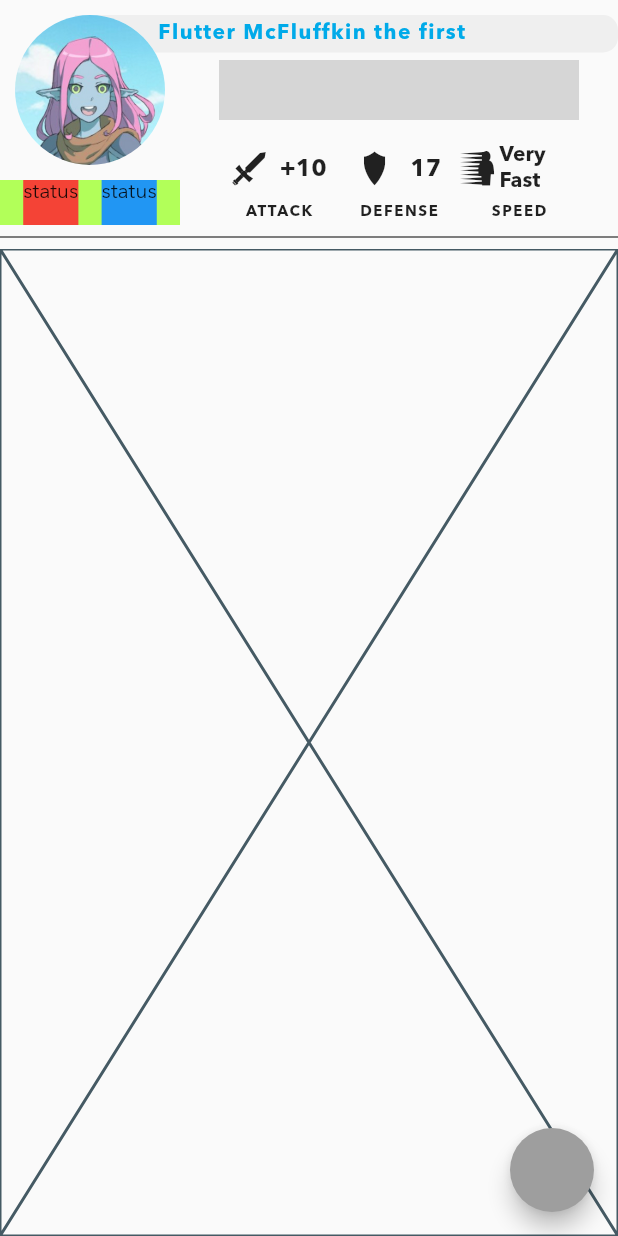
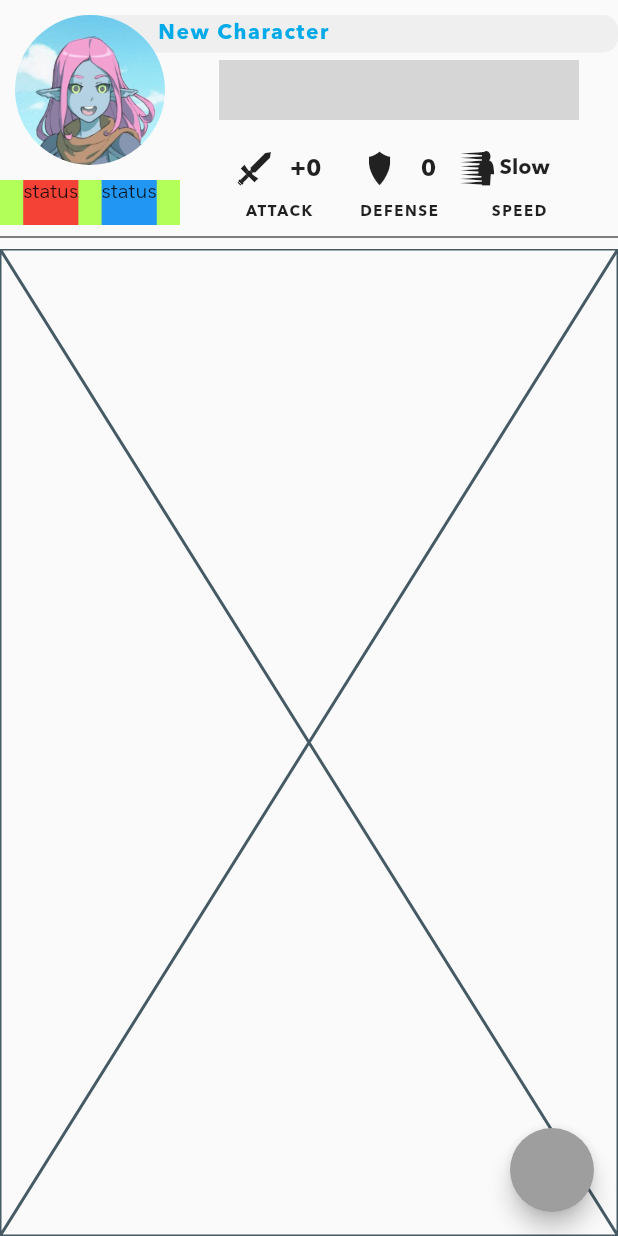
Before and after one commit to alecpstan/breakmobile2, a Flutter app: the screen it shows once a user with an empty profile is signed in, swiped to page 2, on a phone screen of 412 x 824 dp. Run offline on Flutter 3.47's test engine with Material 2 defaults, Android fonts, the phone set to English and light mode, and no system bars; drawn by our look-alikes of auto_size_text; our stand-ins replace supabase_flutter; missing offline and left inert: flutter_pannable_rating_bar; accounts and stored records are empty; network calls fail; grey boxes are pictures that could not be loaded.

Commit message:
provider working, global chatacterData no longer in use

```diff
--- a/analysis_options.yaml
+++ b/analysis_options.yaml
@@ -8,6 +8,10 @@
 # The following line activates a set of recommended lints for Flutter apps,
 # packages, and plugins designed to encourage good coding practices.
 include: package:flutter_lints/flutter.yaml
+
+analyzer:
+  plugins:
+    - custom_lint
 
 linter:
   # The lint rules applied to this project can be customized in the
--- a/lib/models/ability_models.dart
+++ b/lib/models/ability_models.dart
@@ -1,6 +1,4 @@
 // Class holding a list of abilities
-import 'dart:convert';
-import 'dart:ffi';
 
 class AbilityList {
   List<Ability> _abilities = [];
@@ -23,16 +21,19 @@ class AbilityList {
   //Add ability to ability list
   addAbility(Ability ability) {
     abilities.add(ability);
+    //notifyListeners();
   }
 
   // Remove ability form ability list by name
   removeAbility(String abilityName) {
     abilities.removeWhere((element) => element.title == abilityName);
+    //notifyListeners();
   }
 
   // Remove ability form ability list by index
   removeAbilityByIndex(int index) {
     abilities.removeAt(index);
+    //notifyListeners();
   }
 }
 
--- /dev/null
+++ b/lib/models/character_data.dart
@@ -0,0 +1,59 @@
+import 'package:breakmobile2/models/ability_models.dart';
+import 'package:breakmobile2/models/primary_stat_models.dart';
+import '../data/data_processing.dart';
+import 'package:flutter/material.dart';
+
+//CharacterData characterData = CharacterData();
+
+// Class to hold and manage character data
+class CharacterData extends ChangeNotifier {
+  late String _name;
+  late int _level;
+
+  AbilityList _abilityList = AbilityList();
+  PrimaryStats _primaryStats = PrimaryStats();
+
+  //Constructor
+  CharacterData({String name = 'New Character', int level = 1}) {
+    _name = name;
+    _level = level;
+  }
+
+  // Getters
+  String get name => _name;
+  set name(String name) {
+    _name = name;
+    notifyListeners();
+  }
+
+  int get level => _level;
+  void incrementLevel() {
+    _level++;
+    notifyListeners();
+  }
+
+  void decrementLevel() {
+    _level--;
+    notifyListeners();
+  }
+
+  AbilityList get abilityList => _abilityList;
+  PrimaryStats get primaryStats => _primaryStats;
+
+  //setters with notifier
+  set abilityList(AbilityList abilityList) {
+    _abilityList = abilityList;
+    //notifyListeners();
+  }
+
+  set primaryStats(PrimaryStats primaryStats) {
+    _primaryStats = primaryStats;
+    //notifyListeners();
+  }
+
+  Future<void> getInitialData() async {
+
+    _primaryStats = await getPrimaryData();
+    _abilityList = await getAbilityList();
+  }
+}
--- /dev/null
+++ b/lib/models/primary_stat_models.dart
@@ -0,0 +1,125 @@
+import 'package:flutter/material.dart';
+
+// class to hold combat stat values
+class PrimaryStats extends ChangeNotifier {
+  late int _attackBonus;
+  late int _defense;
+  late int _heartsTotal;
+  late int _heartsRemaining;
+  late Speed _speed;
+
+  //Constructor
+  PrimaryStats({
+    int attackBonus = 0,
+    int defense = 0,
+    int heartsTotal = 5,
+    int heartsRemaining = 10,
+    Speed speed = Speed.slow,
+  }) {
+    _attackBonus = attackBonus;
+    _defense = defense;
+    _heartsTotal = heartsTotal;
+    _heartsRemaining = heartsRemaining;
+    _speed = speed;
+  }
+
+  //Getters
+  int get attackBonus => _attackBonus;
+  int get defense => _defense;
+  int get heartsTotal => _heartsTotal;
+  int get heartsRemaining => _heartsRemaining;
+  Speed get speed => _speed;
+
+  //Setters with change notifiers
+  set attackBonus(int attackBonus) {
+    _attackBonus = attackBonus;
+    notifyListeners();
+  }
+
+  set defense(int defense) {
+    _defense = defense;
+    notifyListeners();
+  }
+
+  set heartsTotal(int heartsTotal) {
+    _heartsTotal = heartsTotal;
+    notifyListeners();
+  }
+
+  set heartsRemaining(int heartsRemaining) {
+    _heartsRemaining = heartsRemaining;
+    notifyListeners();
+  }
+
+  set speed(Speed speed) {
+    _speed = speed;
+    notifyListeners();
+  }
+
+  set speedByIndex(int index) {
+    _speed = Speed.values[index];
+    notifyListeners();
+  }
+
+  void incrementSpeed() {
+    _speed = _speed.increment();
+    notifyListeners();
+  }
+
+  void decrementSpeed() {
+    _speed = _speed.decrement();
+    notifyListeners();
+  }
+
+  // Methods
+  // Take damage, minimum 0 hearts
+  void takeDamage(int damage) {
+    _heartsRemaining = (_heartsRemaining - damage).clamp(0, _heartsTotal);
+    notifyListeners();
+  }
+
+  //Heal damage, maximum _heartsTotal
+  void healDamage(int damage) {
+    _heartsRemaining = (_heartsRemaining + damage).clamp(0, _heartsTotal);
+    notifyListeners();
+  }
+
+  void resetHearts() {
+    _heartsRemaining = _heartsTotal;
+    notifyListeners();
+  }
+
+}
+
+// Enum to hold speed values
+enum Speed {
+  slow(name: 'Slow', movement: 0),
+  average(name: 'Average', movement: 1),
+  fast(name: 'Fast', movement: 2),
+  veryFast(name: 'Very Fast', movement: 2);
+
+  const Speed({
+    required this.name,
+    required this.movement,
+  });
+
+  final String name;
+  final int movement;
+
+  //return the enum whos index is one higher than the current enum but within the maximum number of enums
+  Speed increment() {
+    int newSpeed = (index + 1).clamp(0, 3);
+    return Speed.values[newSpeed];
+  }
+
+  //return the enum whos 'value' is one lower than the current enum, with a floor of 0
+  Speed decrement() {
+    int newSpeed = (index - 1).clamp(0, 3);
+    return Speed.values[newSpeed];
+  }
+
+  //add or subtract the given number of enums from the current enum, with a floor of 0 and a ceiling of the maximum number of enums
+  Speed setTo(int amount) {
+    return Speed.values[amount.clamp(0, 3)];
+  }
+}
--- /dev/null
+++ b/lib/screens/home/character_select.dart
@@ -0,0 +1 @@
+// A page which lists a players characters and allows them to select one to play
--- a/lib/components/combat_tile_objects.dart
+++ b/lib/screens/home/combat_header.dart
@@ -1,11 +1,12 @@
-import 'dart:ui';
-
 import 'package:auto_size_text/auto_size_text.dart';
 import 'package:breakmobile2/common/custom_icons.dart';
+import 'package:breakmobile2/models/primary_stat_models.dart';
 import 'package:flutter/cupertino.dart';
 import 'package:flutter_pannable_rating_bar/flutter_pannable_rating_bar.dart';
 import 'package:flutter/material.dart';
 import 'package:breakmobile2/common/colors_used.dart' as colors_used;
+import 'package:provider/provider.dart';
+import '../../models/character_data.dart';
 
 // ***********************************************************
 class CombatHeader extends StatelessWidget {
@@ -17,11 +18,20 @@ class CombatHeader extends StatelessWidget {
 
   @override
   Widget build(BuildContext context) {
+    return CombatHeaderPanel();
+  }
+}
+
+class CombatHeaderPanel extends StatelessWidget {
+  const CombatHeaderPanel({super.key});
+
+  @override
+  Widget build(BuildContext context) {
     return Container(
       height: 150,
       child: Stack(
         children: [
-          _NameBadge(),
+          _NameBadge(name: context.read<CharacterData>().name),
           Row(
             children: [
               Container(
@@ -47,9 +57,7 @@ class CombatHeader extends StatelessWidget {
                     const SizedBox(
                         height:
                             40), // Space to allow the name header not to overlap
-                    _HeartsTracker(
-                        heartsTotal: heartsTotal,
-                        heartsRemaining: heartsRemaining),
+                    _HeartsTracker(),
                     const SizedBox(height: 10),
                     const Expanded(child: _CombatValues()),
                   ],
@@ -88,18 +96,16 @@ class _Avatar extends StatelessWidget {
 
 // ***********************************************************
 class _HeartsTracker extends StatelessWidget {
-  int heartsRemaining;
-  int heartsTotal;
-
-  _HeartsTracker({super.key, this.heartsRemaining = 3, this.heartsTotal = 3});
+  _HeartsTracker({super.key});
 
   @override
   Widget build(BuildContext context) {
+    return Consumer<PrimaryStats>(builder: (context, provider, _) {
       return SizedBox(
         height: 40,
         child: PannableRatingBar.builder(
-        rate: heartsRemaining.toDouble(),
-        itemCount: heartsTotal,
+          rate: provider.heartsRemaining.toDouble(),
+          itemCount: provider.heartsTotal,
           alignment: WrapAlignment.start,
           spacing: 0,
           runSpacing: 0,
@@ -115,6 +121,7 @@ class _HeartsTracker extends StatelessWidget {
           },
         ),
       );
+    });
   }
 }
 
@@ -214,15 +221,13 @@ class _CombatValues extends StatelessWidget {
 
   @override
   Widget build(BuildContext context) {
-    return const Row(
+    return Row(
       crossAxisAlignment: CrossAxisAlignment.stretch,
       mainAxisAlignment: MainAxisAlignment.spaceEvenly,
       children: [
-        Expanded(child: _AttackCombatValueTile(value: 10)),
-        //Container(width:1, color: Colors.blueGrey),
-        Expanded(child: _DefenseCombatValueTile(value: 17)),
-        //Container(width:1, color: Colors.blueGrey),
-        Expanded(child: _MoveCombatValueTile(value: 3)),
+        Expanded(child: _AttackCombatValueTile()),
+        Expanded(child: _DefenseCombatValueTile()),
+        Expanded(child: _MoveCombatValueTile()),
       ],
     );
   }
@@ -230,12 +235,12 @@ class _CombatValues extends StatelessWidget {
 
 // ***********************************************************
 class _AttackCombatValueTile extends StatelessWidget {
-  final int value;
-
-  const _AttackCombatValueTile({super.key, required this.value});
+  _AttackCombatValueTile({super.key});
 
   @override
   Widget build(BuildContext context) {
+    return Consumer<PrimaryStats>(
+      builder: (context, provider, _) {
         return Material(
           child: Column(
             //mainAxisAlignment: MainAxisAlignment.spaceEvenly,
@@ -247,8 +252,10 @@ class _AttackCombatValueTile extends StatelessWidget {
                   children: [
                     const Icon(CustomIcons.broadsword),
                     Text(
-                  (value >= 0) ? '+${value.toString()}' : value.toString(),
-                  style: TextStyle(
+                      (provider.attackBonus >= 0)
+                          ? '+${provider.attackBonus.toString()}'
+                          : provider.attackBonus.toString(),
+                      style: const TextStyle(
                         fontSize: 16,
                         fontWeight: FontWeight.bold,
                       ),
@@ -256,7 +263,7 @@ class _AttackCombatValueTile extends StatelessWidget {
                   ],
                 ),
               ),
-          Expanded(
+              const Expanded(
                 flex: 1,
                 child: Text(
                   'ATTACK',
@@ -270,17 +277,19 @@ class _AttackCombatValueTile extends StatelessWidget {
             ],
           ),
         );
+      },
+    );
   }
 }
 
 // ***********************************************************
 class _DefenseCombatValueTile extends StatelessWidget {
-  final int value;
-
-  const _DefenseCombatValueTile({super.key, required this.value});
+  _DefenseCombatValueTile({super.key});
 
   @override
   Widget build(BuildContext context) {
+    return Consumer<PrimaryStats>(
+      builder: (context, provider, _) {
         return Material(
           child: Column(
             //mainAxisAlignment: MainAxisAlignment.spaceEvenly,
@@ -292,8 +301,8 @@ class _DefenseCombatValueTile extends StatelessWidget {
                   children: [
                     const Icon(CustomIcons.shield),
                     AutoSizeText(
-                  value.toString(),
-                  style: TextStyle(
+                      provider.defense.toString(),
+                      style: const TextStyle(
                         fontSize: 16,
                         fontWeight: FontWeight.bold,
                       ),
@@ -301,7 +310,7 @@ class _DefenseCombatValueTile extends StatelessWidget {
                   ],
                 ),
               ),
-          Expanded(
+              const Expanded(
                 flex: 1,
                 child: Text(
                   'DEFENSE',
@@ -315,23 +324,19 @@ class _DefenseCombatValueTile extends StatelessWidget {
             ],
           ),
         );
+      },
+    );
   }
 }
 
 // ***********************************************************
 class _MoveCombatValueTile extends StatelessWidget {
-  final int value;
-  static const List<String> valueToText = [
-    'Slow',
-    'Average',
-    'Fast',
-    'Very Fast'
-  ];
-
-  const _MoveCombatValueTile({super.key, required this.value});
+  _MoveCombatValueTile({super.key});
 
   @override
   Widget build(BuildContext context) {
+    return Consumer<PrimaryStats>(
+      builder: (context, provider, _) {
         return Material(
           child: Column(
             //mainAxisAlignment: MainAxisAlignment.spaceEvenly,
@@ -345,12 +350,10 @@ class _MoveCombatValueTile extends StatelessWidget {
                     SizedBox(width: 3),
                     Expanded(
                       child: AutoSizeText(
-                    (0 <= value && value <= 3)
-                        ? valueToText[value]
-                        : valueToText[1],
+                        provider.speed.name,
                         maxLines: 2,
                         overflow: TextOverflow.ellipsis,
-                    style: TextStyle(
+                        style: const TextStyle(
                           fontSize: 14,
                           fontWeight: FontWeight.bold,
                         ),
@@ -359,7 +362,7 @@ class _MoveCombatValueTile extends StatelessWidget {
                   ],
                 ),
               ),
-          Expanded(
+              const Expanded(
                 flex: 1,
                 child: Text(
                   'SPEED',
@@ -373,5 +376,7 @@ class _MoveCombatValueTile extends StatelessWidget {
             ],
           ),
         );
+      },
+    );
   }
 }
--- a/lib/screens/home/home.dart
+++ b/lib/screens/home/home.dart
@@ -1,10 +1,13 @@
-import 'package:breakmobile2/data/character_data.dart';
+import 'package:breakmobile2/models/character_data.dart';
 import 'package:breakmobile2/main.dart';
-import 'package:breakmobile2/screens/home/abilitiespage.dart';
-import 'package:breakmobile2/screens/home/identitypage.dart';
-import 'package:breakmobile2/screens/home/inventorypage.dart';
+import 'package:breakmobile2/screens/home/abilities_page.dart';
+import 'package:breakmobile2/screens/home/identity_page.dart';
+import 'package:breakmobile2/screens/home/inventory_page.dart';
+import 'package:breakmobile2/screens/home/combat_header.dart';
 import 'package:flutter/material.dart';
-import 'package:breakmobile2/components/combat_tile_objects.dart';
+import 'package:provider/provider.dart';
+
+import '../../models/primary_stat_models.dart';
 
 class HomePage extends StatefulWidget {
   const HomePage({Key? key}) : super(key: key);
@@ -29,20 +32,45 @@ class _HomePageState extends State<HomePage> {
 
   @override
   Widget build(BuildContext context) {
+    return FutureBuilder(
+      future: context.read<CharacterData>().getInitialData(),
+      builder: (BuildContext context, AsyncSnapshot<void> snapshot) {
+        if ((snapshot.connectionState != ConnectionState.done)) {
+          return const Center(child: CircularProgressIndicator());
+        }
+        // If characterData is ready, show abilities page
+        else {
+          return MainPageBody(controller: _controller);
+        }
+      },
+    );
+  }
+}
 
+class MainPageBody extends StatelessWidget {
+  PageController controller;
 
+  MainPageBody({
+    super.key,
+    required this.controller,
+  });
 
+  @override
+  Widget build(BuildContext context) {
     return SafeArea(
       child: Scaffold(
         floatingActionButton: FloatingActionButton(
-          onPressed: () {characterData.initialiseAbilityList();},
+          onPressed: () {
+            context.read<PrimaryStats>().takeDamage(1);
+            print(context.read<PrimaryStats>().heartsRemaining);
+          }
         ),
         body: Column(children: [
-          CombatHeader(heartsRemaining: 5, heartsTotal: 8),
+          CombatHeader(),
           const Divider(color: Colors.black),
           Expanded(
             child: PageView(
-              controller: _controller,
+              controller: controller,
               children: [
                 AbilitiesPage(),
                 InventoryPage(),
@@ -50,12 +78,6 @@ class _HomePageState extends State<HomePage> {
               ],
             ),
           ),
-          // TabBar(
-          //     tabs: [
-          //       Tab(icon: Icon(Icons.bar_chart)),
-          //       Tab(icon: Icon(Icons.shopping_bag)),
-          //     ],
-          // ),
         ]),
       ),
     );
--- a/pubspec.yaml
+++ b/pubspec.yaml
@@ -34,6 +34,7 @@ dependencies:
   google_fonts: ^6.1.0
   uuid: ^4.0.0
   provider: ^6.0.5
+  #flutter_riverpod: ^1.0.3
   flutter_pannable_rating_bar: ^2.7.2+1
   auto_size_text: ^3.0.0
 
```
Also changed, not shown: lib/data/character_data.dart (deleted, +0 -121 lines), lib/data/data_processing.dart (added, +44 -0 lines), lib/main.dart (+10 -1 lines), lib/screens/home/abilities_page.dart (renamed from lib/screens/home/abilitiespage.dart, +11 -25 lines), lib/screens/home/identity_page.dart (renamed from lib/screens/home/identitypage.dart), lib/screens/home/inventory_page.dart (renamed from lib/screens/home/inventorypage.dart), pubspec.lock. Lines whose indentation alone changed are shown as unchanged.
